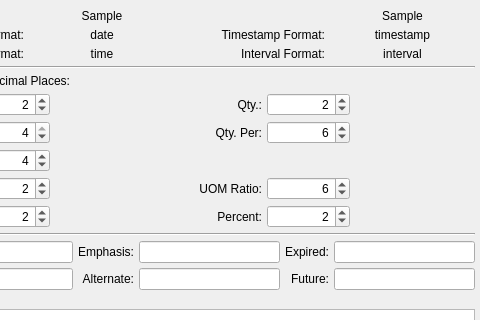
This is guiclient/sysLocale.ui in Pegasus-RPG/xtuple-client as Qt 5 draws it before an edit; both pictures show x 126 to 606 and y 180 to 500 of the 606 by 686 pixel window. The edited form follows.
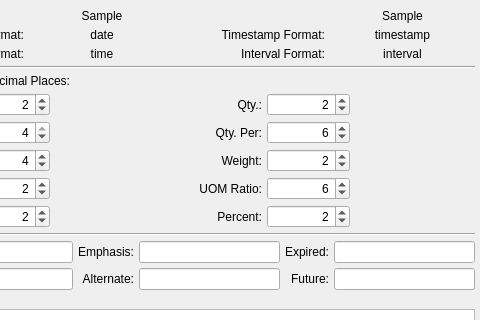
This is the edited form. Custom widgets are drawn as their Qt base class.

Commit message: Issue #15851:add column locale_weight_scale

```diff
--- a/guiclient/sysLocale.ui
+++ b/guiclient/sysLocale.ui
@@ -704,6 +704,45 @@
        </property>
       </widget>
      </item>
+     <item row="3" column="3">
+      <widget class="QLabel" name="_weightFormatLit">
+       <property name="text">
+        <string>Weight:</string>
+       </property>
+       <property name="alignment">
+        <set>Qt::AlignRight|Qt::AlignTrailing|Qt::AlignVCenter</set>
+       </property>
+      </widget>
+     </item>
+     <item row="3" column="4">
+      <widget class="QSpinBox" name="_weightScale">
+       <property name="alignment">
+        <set>Qt::AlignRight|Qt::AlignTrailing|Qt::AlignVCenter</set>
+       </property>
+       <property name="maximum">
+        <number>8</number>
+       </property>
+       <property name="value">
+        <number>2</number>
+       </property>
+      </widget>
+     </item>
+     <item row="3" column="5">
+      <widget class="QLabel" name="_weightSample">
+       <property name="minimumSize">
+        <size>
+         <width>120</width>
+         <height>0</height>
+        </size>
+       </property>
+       <property name="text">
+        <string/>
+       </property>
+       <property name="alignment">
+        <set>Qt::AlignRight|Qt::AlignTrailing|Qt::AlignVCenter</set>
+       </property>
+      </widget>
+     </item>
     </layout>
    </item>
    <item row="4" column="0" colspan="2">
```
The commit also changes 4 other files.
